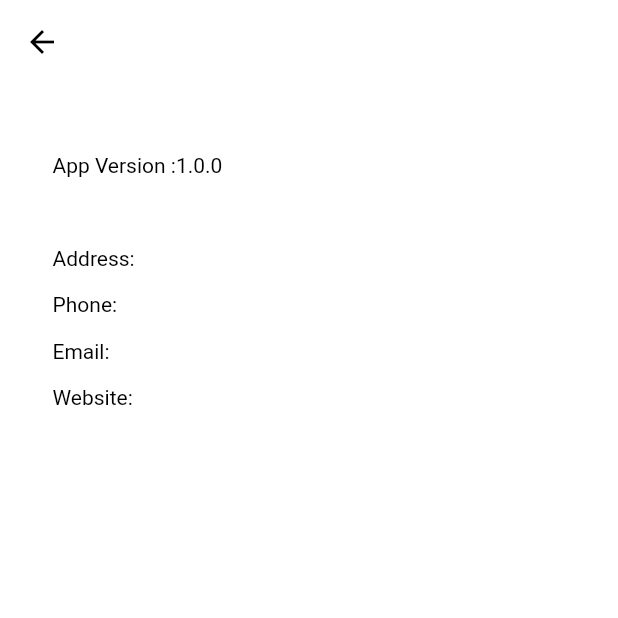
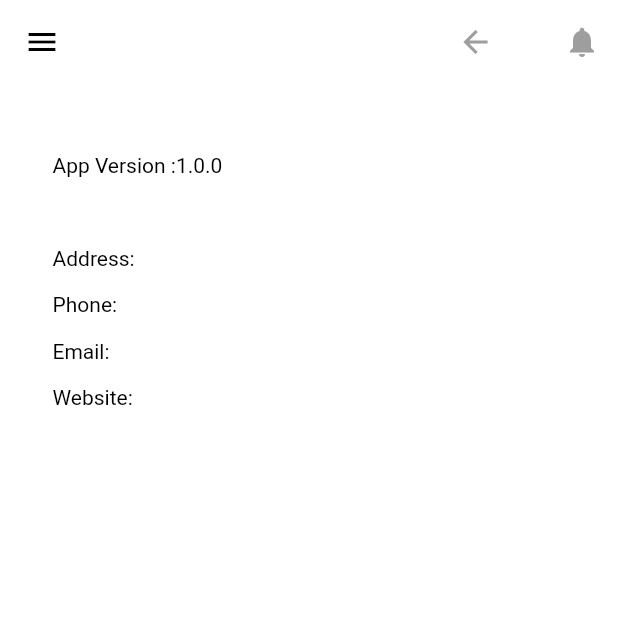
Before and after one commit to surajadkhari/ym_nmica_nicef, a Flutter app: the CreditScreen screen opened directly with empty values, on a phone screen of 412 x 824 dp, the top half of it. Run offline on Flutter 3.47's test engine with Material 2 defaults, Android fonts, the phone set to English and light mode, and no system bars; our stand-ins replace bloc, cached_network_image, charts_flutter, connectivity, csv, dartz and 18 more; missing offline and left inert: api_cache_manager, blurhash, flutter_facebook_auth, flutter_file_dialog, open_settings, pushable_button; accounts and stored records are empty; network calls fail.

Commit message:
Some issue fixed

```diff
--- a/lib/unicef/components/card_componet.dart
+++ b/lib/unicef/components/card_componet.dart
@@ -65,6 +65,7 @@ class _CardComponentState extends State<CardComponent> {
             },
             onTap: widget.press,
             child: SingleChildScrollView(
+              physics: ClampingScrollPhysics(),
               child: Padding(
                 padding: const EdgeInsets.all(8.0),
                 child: Row(
@@ -75,7 +76,7 @@ class _CardComponentState extends State<CardComponent> {
                       padding: const EdgeInsets.all(8.0),
                       child: CachedNetworkImage(
                         imageUrl: widget.image.toString(),
-                        height: 35,
+                        height: 20,
                       ),
                     ),
                     Expanded(
--- a/lib/unicef/components/credit_screen_widget.dart
+++ b/lib/unicef/components/credit_screen_widget.dart
@@ -14,9 +14,6 @@ class AboutAppSimpleBlueRouteState extends State<AboutAppSimpleBlueRoute> {
   @override
   Widget build(BuildContext context) {
     return Scaffold(
-      appBar: AppBar(
-        title: Text(widget.title),
-      ),
       body: Container(
         width: double.infinity,
         // height: double.infinity,r
--- a/lib/unicef/components/indicator_widget_screen.dart
+++ b/lib/unicef/components/indicator_widget_screen.dart
@@ -64,13 +64,13 @@ class _IndicatorScreenWidgetState extends State<IndicatorScreenWidget> {
                         data[index].value = true;
                         _checkBoxList.add(data[index].id!);
                         return ListTile(
-                          title: Text("$ind: $name"),
+                          title: Text("$ind. $name"),
                         );
                       }
 
                       return CheckboxListTile(
                         title: Text(
-                          "$ind: $name",
+                          "$ind. $name",
                           style: TextStyle(
                               fontSize: 15.0, fontFamily: "Brand-Bold"),
                         ),
@@ -125,7 +125,7 @@ class _IndicatorScreenWidgetState extends State<IndicatorScreenWidget> {
                 child: const Center(
                   child: Text(
                     "View Profile",
-                    style: TextStyle(fontSize: 18.0, fontFamily: "Brand-Bold"),
+                    style: TextStyle(fontSize: 15.0, fontFamily: "Brand-Bold"),
                   ),
                 ),
               ),
--- a/lib/unicef/screens/credit_screen.dart
+++ b/lib/unicef/screens/credit_screen.dart
@@ -1,6 +1,7 @@
 import 'package:flutter/material.dart';
 import 'package:unicef/unicef/components/credit_screen_widget.dart';
 import 'package:unicef/unicef/components/drawer.dart';
+import 'package:unicef/unicef/screens/notifications.dart';
 
 class CreditScreen extends StatelessWidget {
   final information;
@@ -14,6 +15,43 @@ class CreditScreen extends StatelessWidget {
   @override
   Widget build(BuildContext context) {
     return Scaffold(
+      appBar: AppBar(
+        title: Text(
+          title,
+          style: TextStyle(color: Colors.blue),
+        ),
+        actions: <Widget>[
+          Padding(
+            padding: const EdgeInsets.only(right: 15.0),
+            child: IconButton(
+              icon: Icon(
+                Icons.arrow_back,
+                color: Colors.grey,
+              ),
+              onPressed: () {
+                Navigator.pop(context);
+              },
+            ),
+          ),
+          Padding(
+            padding: const EdgeInsets.only(left: 8.0),
+            child: IconButton(
+              icon: Icon(
+                Icons.notifications,
+                color: Colors.grey,
+              ),
+              onPressed: () {
+                Navigator.push(
+                  context,
+                  MaterialPageRoute(
+                    builder: (BuildContext context) => NotificationScreen(),
+                  ),
+                );
+              },
+            ),
+          ),
+        ],
+      ),
       body: AboutAppSimpleBlueRoute(
         information: information,
         title: title,
```
Also changed, not shown: lib/presentation/splash/splash_screen.dart (+8 -5 lines), lib/unicef/components/chart_screen_widget.dart (+26 -7 lines), lib/unicef/components/drawer.dart (+45 -5 lines), lib/unicef/screens/indicator_screen.dart (+29 -0 lines), lib/unicef/screens/introduction_screen.dart (+7 -0 lines).
